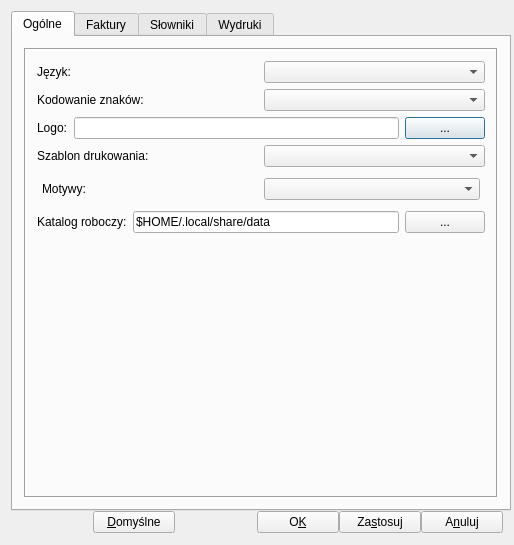
Before: the Qt Designer form ui/Setting.ui in juliagoda/qfaktury, drawn with Qt 5.
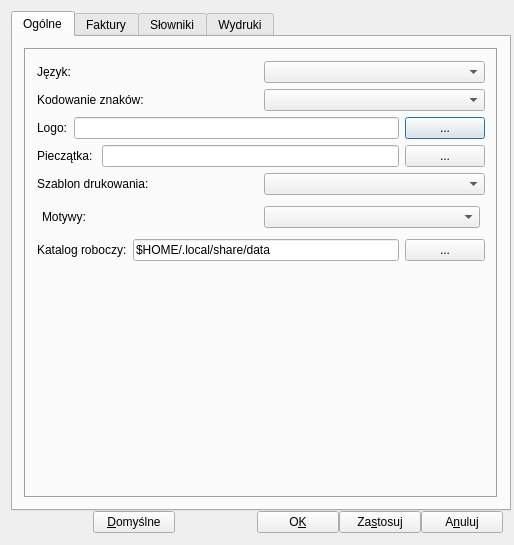
After: the same form once the commit is applied. The open tabs and pages were chosen to show the change.

Commit message: Added a stamp choice to settings

The edit to the form file:
```diff
--- a/ui/Setting.ui
+++ b/ui/Setting.ui
@@ -121,6 +121,39 @@
             </item>
            </layout>
           </item>
+          <item>
+           <layout class="QHBoxLayout" name="horizontalLayout_9">
+            <property name="leftMargin">
+             <number>0</number>
+            </property>
+            <property name="topMargin">
+             <number>0</number>
+            </property>
+            <property name="rightMargin">
+             <number>0</number>
+            </property>
+            <property name="bottomMargin">
+             <number>0</number>
+            </property>
+            <item>
+             <widget class="QLabel" name="label_2">
+              <property name="text">
+               <string>Pieczątka: </string>
+              </property>
+             </widget>
+            </item>
+            <item>
+             <widget class="QLineEdit" name="stempEdit"/>
+            </item>
+            <item>
+             <widget class="QPushButton" name="addStempelBtn">
+              <property name="text">
+               <string>...</string>
+              </property>
+             </widget>
+            </item>
+           </layout>
+          </item>
           <item>
            <layout class="QHBoxLayout" name="_6">
             <item>
```
Left out of the diff: 16 changed lines with no effect on the pictures. The commit also changes 9 other files.
